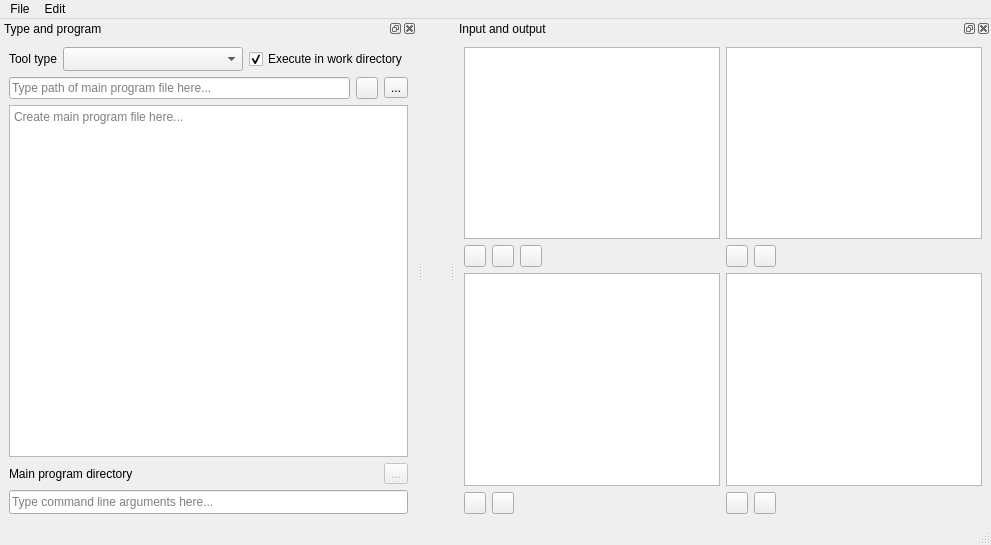
Before: the Qt Designer form spine_items/tool/ui/tool_specification_form.ui in spine-tools/spine-items, drawn with Qt 5.
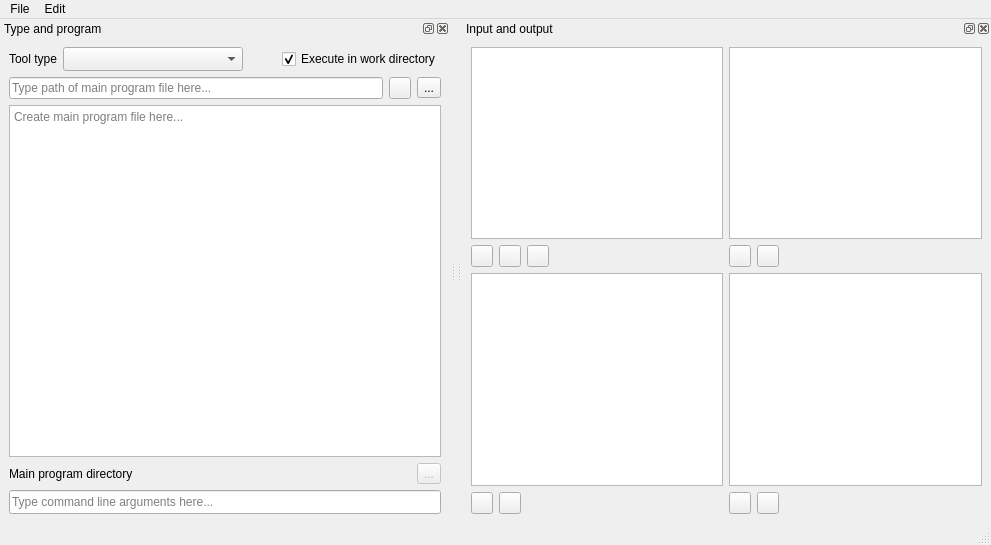
After: the same form once the commit is applied. Icons and pictures are not drawn. Custom widgets are drawn as their Qt base class.

Commit message:
Fix a couple of display issues in tool spec editor
Re Spine-project/Spine-Toolbox#1244

Patch:
```diff
--- a/spine_items/tool/ui/tool_specification_form.ui
+++ b/spine_items/tool/ui/tool_specification_form.ui
@@ -98,6 +98,19 @@
          </property>
         </widget>
        </item>
+       <item>
+        <spacer name="horizontalSpacer_2">
+         <property name="orientation">
+          <enum>Qt::Horizontal</enum>
+         </property>
+         <property name="sizeHint" stdset="0">
+          <size>
+           <width>40</width>
+           <height>20</height>
+          </size>
+         </property>
+        </spacer>
+       </item>
        <item>
         <widget class="QCheckBox" name="checkBox_execute_in_work">
          <property name="toolTip">
```
The commit also changes 2 other files.
